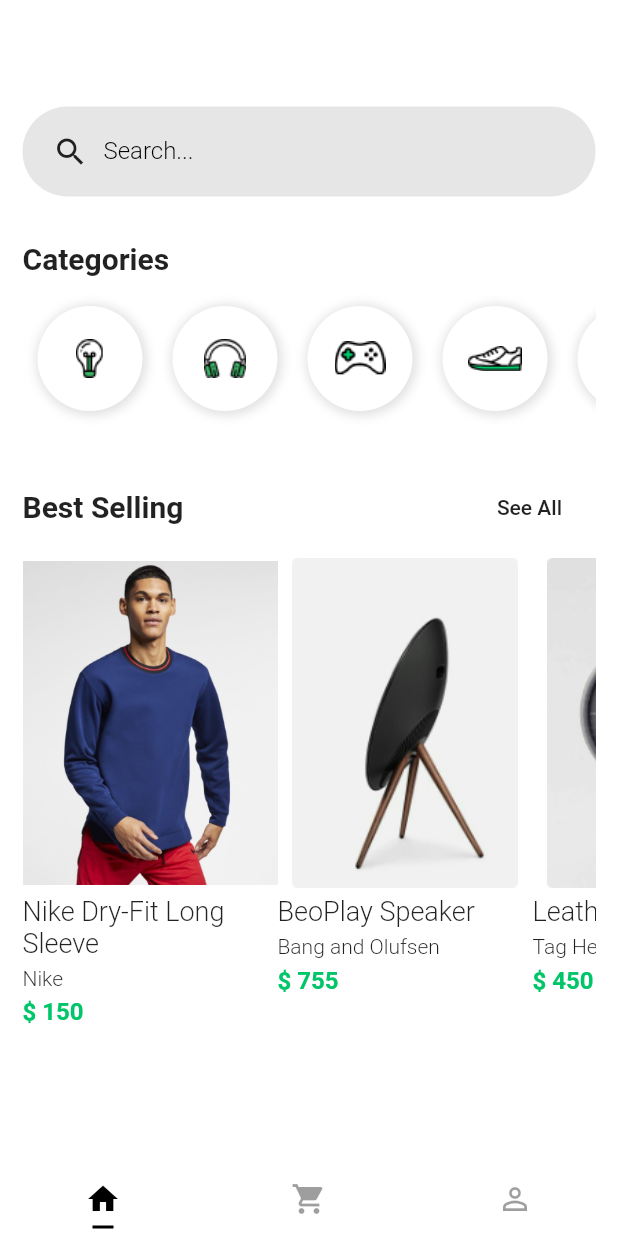
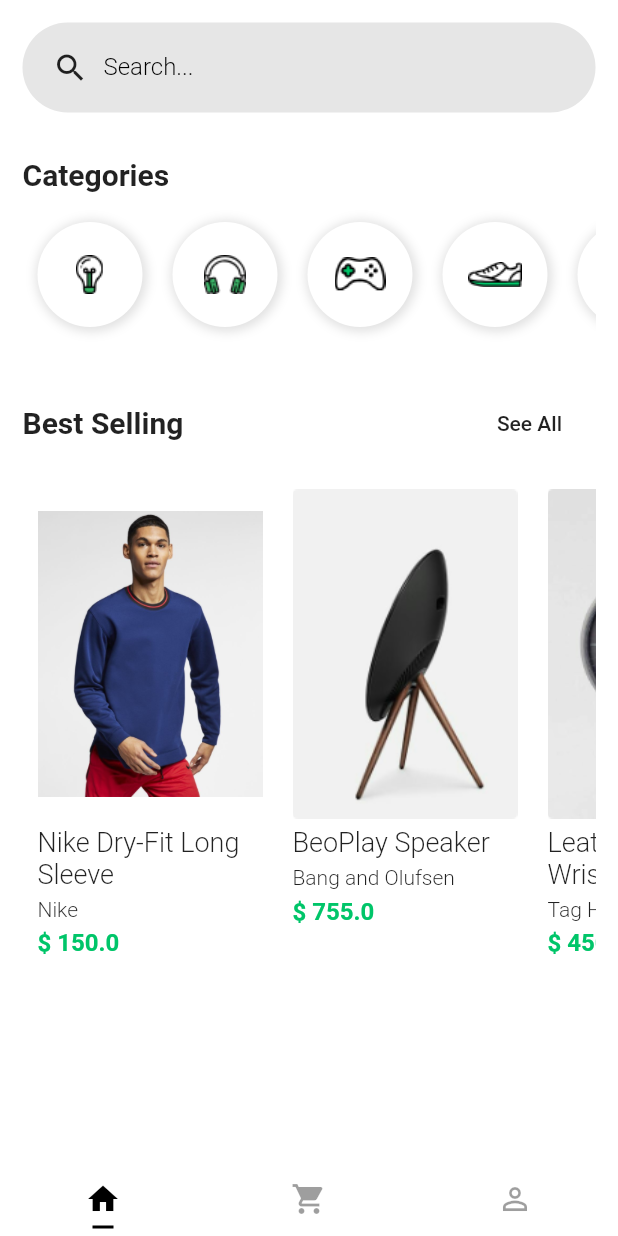
Before and after one commit to balta-io/7185, a Flutter app: the screen it shows after launch, on a phone screen of 412 x 824 dp. Run offline on Flutter 3.47's test engine with Material 2 defaults, Android fonts, the phone set to English and light mode, and no system bars; Roboto replaces fonts that are missing (Montserrat).

```diff
--- a/lib/pages/home.page.dart
+++ b/lib/pages/home.page.dart
@@ -1,38 +1,29 @@
 import 'package:flutter/material.dart';
-import 'package:shopping/pages/product.page.dart';
+import 'package:shopping/widgets/category/category-list.widget.dart';
+import 'package:shopping/widgets/product/product-list.widget.dart';
+import 'package:shopping/widgets/search-box.widget.dart';
+import 'package:shopping/widgets/text/h2.dart';
 
 class HomePage extends StatelessWidget {
   @override
   Widget build(BuildContext context) {
     return Scaffold(
-      appBar: AppBar(
-        elevation: 0.0,
-        backgroundColor: Colors.white.withOpacity(0),
-        leading: Text(""),
-      ),
       backgroundColor: Colors.white,
       body: Padding(
         padding: EdgeInsets.all(15),
         child: ListView(
-          // crossAxisAlignment: CrossAxisAlignment.start,
           children: <Widget>[
-            searchBox(),
+            SearchBox(),
             SizedBox(
               height: 30,
             ),
-            Text(
-              "Categories",
-              style: TextStyle(
-                fontSize: 20,
-                fontWeight: FontWeight.bold,
-              ),
-            ),
+            H2(text: "Categories"),
             SizedBox(
               height: 10,
             ),
             Container(
               height: 90,
-              child: categoryMenu(),
+              child: CategoryList(),
             ),
             SizedBox(
               height: 30,
@@ -40,13 +31,7 @@ class HomePage extends StatelessWidget {
             Row(
               mainAxisAlignment: MainAxisAlignment.spaceBetween,
               children: <Widget>[
-                Text(
-                  "Best Selling",
-                  style: TextStyle(
-                    fontSize: 20,
-                    fontWeight: FontWeight.bold,
-                  ),
-                ),
+                H2(text: "Best Selling"),
                 FlatButton(
                   child: Text("See All"),
                   onPressed: () => {},
@@ -58,7 +43,9 @@ class HomePage extends StatelessWidget {
             ),
             Container(
               height: 350,
-              child: productList(context),
+              child: ProductList(
+                scrollDirection: Axis.horizontal,
+              ),
             ),
           ],
         ),
@@ -66,161 +53,3 @@ class HomePage extends StatelessWidget {
     );
   }
 }
-
-Widget searchBox() {
-  return Container(
-    height: 60,
-    padding: EdgeInsets.only(
-      left: 20,
-    ),
-    decoration: BoxDecoration(
-      color: Color.fromRGBO(0, 0, 0, 0.1),
-      borderRadius: BorderRadius.all(
-        Radius.circular(128),
-      ),
-    ),
-    child: Row(
-      children: <Widget>[
-        Icon(Icons.search),
-        Container(
-          width: 300,
-          padding: EdgeInsets.only(left: 10),
-          child: TextFormField(
-            keyboardType: TextInputType.text,
-            decoration: InputDecoration(
-              border: InputBorder.none,
-              labelText: "Search...",
-              labelStyle: TextStyle(
-                color: Colors.black,
-                fontWeight: FontWeight.w300,
-                fontSize: 16,
-              ),
-            ),
-            style: TextStyle(
-              fontSize: 20,
-              color: Colors.black,
-            ),
-          ),
-        ),
-      ],
-    ),
-  );
-}
-
-Widget categoryMenu() {
-  return ListView(
-    scrollDirection: Axis.horizontal,
-    children: <Widget>[
-      categoryMenuItem("assets/Icon_Devices.png"),
-      categoryMenuItem("assets/Icon_Gadgets.png"),
-      categoryMenuItem("assets/Icon_Gaming.png"),
-      categoryMenuItem("assets/Icon_Mens_Shoe.png"),
-      categoryMenuItem("assets/Icon_Womens_Shoe.png"),
-    ],
-  );
-}
-
-Widget categoryMenuItem(String image) {
-  return Container(
-    width: 70,
-    height: 70,
-    margin: EdgeInsets.all(10),
-    padding: EdgeInsets.all(10),
-    decoration: BoxDecoration(
-      color: Colors.white,
-      boxShadow: [
-        new BoxShadow(
-          color: Colors.black12,
-          offset: new Offset(1, 1),
-          blurRadius: 5,
-          spreadRadius: 2,
-        )
-      ],
-      borderRadius: BorderRadius.all(
-        Radius.circular(64),
-      ),
-    ),
-    child: Image.asset(image),
-  );
-}
-
-Widget productList(context) {
-  return ListView(
-    scrollDirection: Axis.horizontal,
-    children: <Widget>[
-      productItem(context, "Nike Dry-Fit Long Sleeve", "Nike",
-          "assets/product-10.png", "150"),
-      productItem(context, "BeoPlay Speaker", "Bang and Olufsen",
-          "assets/product-1.png", "755"),
-      productItem(context, "Leather Wristwatch", "Tag Heuer",
-          "assets/product-2.png", "450"),
-      productItem(context, "Smart Bluetooth Speaker", "Google Inc.",
-          "assets/product-3.png", "900"),
-      productItem(context, "Smart Luggage", "Smart Inc.",
-          "assets/product-4.png", "1000"),
-    ],
-  );
-}
-
-Widget productItem(
-    context, String title, String desc, String image, String price) {
-  return Container(
-    width: 170,
-    child: Column(
-      crossAxisAlignment: CrossAxisAlignment.start,
-      children: <Widget>[
-        GestureDetector(
-          onTap: () => {
-                Navigator.push(
-                  context,
-                  MaterialPageRoute(
-                    builder: (context) => ProductPage(),
-                  ),
-                ),
-              },
-          child: Center(
-            child: Hero(
-              child: Image.asset(
-                image,
-                width: 170,
-                height: 220,
-              ),
-              tag: image,
-            ),
-          ),
-        ),
-        SizedBox(
-          height: 5,
-        ),
-        Text(
-          title,
-          style: TextStyle(
-            fontSize: 18,
-            fontWeight: FontWeight.w300,
-          ),
-        ),
-        SizedBox(
-          height: 5,
-        ),
-        Text(
-          desc,
-          style: TextStyle(
-            fontSize: 14,
-            fontWeight: FontWeight.w300,
-          ),
-        ),
-        SizedBox(
-          height: 5,
-        ),
-        Text(
-          "\$ $price",
-          style: TextStyle(
-            fontSize: 16,
-            fontWeight: FontWeight.bold,
-            color: Color(0xFF00C569),
-          ),
-        ),
-      ],
-    ),
-  );
-}
--- a/lib/themes/theme.dart
+++ b/lib/themes/theme.dart
@@ -15,7 +15,10 @@ ThemeData buildTheme() {
       ),
     ),
     buttonColor: Color(0xFF00C569),
-    // buttonTheme: ,
+    buttonTheme: ButtonThemeData(
+      height: 25,
+      buttonColor: Colors.deepPurple,
+    ),
     scaffoldBackgroundColor: backgroundColor,
     cardColor: Colors.white,
   );
--- /dev/null
+++ b/lib/widgets/category/category-item.widget.dart
@@ -0,0 +1,32 @@
+import 'package:flutter/material.dart';
+
+class CategoryItem extends StatelessWidget {
+  final String image;
+
+  CategoryItem({@required this.image});
+
+  @override
+  Widget build(BuildContext context) {
+    return Container(
+      width: 70,
+      height: 70,
+      margin: EdgeInsets.all(10),
+      padding: EdgeInsets.all(10),
+      decoration: BoxDecoration(
+        color: Colors.white,
+        boxShadow: [
+          new BoxShadow(
+            color: Colors.black12,
+            offset: new Offset(1, 1),
+            blurRadius: 5,
+            spreadRadius: 2,
+          )
+        ],
+        borderRadius: BorderRadius.all(
+          Radius.circular(64),
+        ),
+      ),
+      child: Image.asset(image),
+    );
+  }
+}
--- /dev/null
+++ b/lib/widgets/category/category-list.widget.dart
@@ -0,0 +1,19 @@
+import 'package:flutter/material.dart';
+
+import 'category-item.widget.dart';
+
+class CategoryList extends StatelessWidget {
+  @override
+  Widget build(BuildContext context) {
+    return ListView(
+      scrollDirection: Axis.horizontal,
+      children: <Widget>[
+        CategoryItem(image: "assets/Icon_Devices.png"),
+        CategoryItem(image: "assets/Icon_Gadgets.png"),
+        CategoryItem(image: "assets/Icon_Gaming.png"),
+        CategoryItem(image: "assets/Icon_Mens_Shoe.png"),
+        CategoryItem(image: "assets/Icon_Womens_Shoe.png"),
+      ],
+    );
+  }
+}
--- /dev/null
+++ b/lib/widgets/product/product-card.dart
@@ -0,0 +1,80 @@
+import 'package:flutter/material.dart';
+import 'package:shopping/pages/product.page.dart';
+
+class ProductCard extends StatelessWidget {
+  final String image;
+  final String title;
+  final String description;
+  final double price;
+
+  ProductCard({
+    @required this.image,
+    @required this.title,
+    @required this.description,
+    @required this.price,
+  });
+
+  @override
+  Widget build(BuildContext context) {
+    return Container(
+      padding: EdgeInsets.all(10),
+      width: 170,
+      child: Column(
+        crossAxisAlignment: CrossAxisAlignment.start,
+        children: <Widget>[
+          GestureDetector(
+            onTap: () {
+              Navigator.push(
+                context,
+                MaterialPageRoute(
+                  builder: (context) => ProductPage(),
+                ),
+              );
+            },
+            child: Center(
+              child: Hero(
+                child: Image.asset(
+                  image,
+                  width: 170,
+                  height: 220,
+                ),
+                tag: image,
+              ),
+            ),
+          ),
+          SizedBox(
+            height: 5,
+          ),
+          Text(
+            title,
+            style: TextStyle(
+              fontSize: 18,
+              fontWeight: FontWeight.w300,
+            ),
+          ),
+          SizedBox(
+            height: 5,
+          ),
+          Text(
+            description,
+            style: TextStyle(
+              fontSize: 14,
+              fontWeight: FontWeight.w300,
+            ),
+          ),
+          SizedBox(
+            height: 5,
+          ),
+          Text(
+            "\$ $price",
+            style: TextStyle(
+              fontSize: 16,
+              fontWeight: FontWeight.bold,
+              color: Color(0xFF00C569),
+            ),
+          ),
+        ],
+      ),
+    );
+  }
+}
--- /dev/null
+++ b/lib/widgets/product/product-list.widget.dart
@@ -0,0 +1,49 @@
+import 'package:flutter/material.dart';
+import 'package:flutter/rendering.dart';
+
+import 'product-card.dart';
+
+class ProductList extends StatelessWidget {
+  final Axis scrollDirection;
+
+  ProductList({@required this.scrollDirection});
+
+  @override
+  Widget build(BuildContext context) {
+    return ListView(
+      scrollDirection: scrollDirection,
+      children: <Widget>[
+        ProductCard(
+          title: "Nike Dry-Fit Long Sleeve",
+          description: "Nike",
+          image: "assets/product-10.png",
+          price: 150,
+        ),
+        ProductCard(
+          title: "BeoPlay Speaker",
+          description: "Bang and Olufsen",
+          image: "assets/product-1.png",
+          price: 755,
+        ),
+        ProductCard(
+          title: "Leather Wristwatch",
+          description: "Tag Heuer",
+          image: "assets/product-2.png",
+          price: 450,
+        ),
+        ProductCard(
+          title: "Smart Bluetooth Speaker",
+          description: "Google Inc.",
+          image: "assets/product-3.png",
+          price: 900,
+        ),
+        ProductCard(
+          title: "Smart Luggage",
+          description: "Smart Inc.",
+          image: "assets/product-4.png",
+          price: 1000,
+        ),
+      ],
+    );
+  }
+}
--- /dev/null
+++ b/lib/widgets/search-box.widget.dart
@@ -0,0 +1,44 @@
+import 'package:flutter/material.dart';
+
+class SearchBox extends StatelessWidget {
+  @override
+  Widget build(BuildContext context) {
+    return Container(
+      height: 60,
+      padding: EdgeInsets.only(
+        left: 20,
+      ),
+      decoration: BoxDecoration(
+        color: Color.fromRGBO(0, 0, 0, 0.1),
+        borderRadius: BorderRadius.all(
+          Radius.circular(128),
+        ),
+      ),
+      child: Row(
+        children: <Widget>[
+          Icon(Icons.search),
+          Container(
+            width: 300,
+            padding: EdgeInsets.only(left: 10),
+            child: TextFormField(
+              keyboardType: TextInputType.text,
+              decoration: InputDecoration(
+                border: InputBorder.none,
+                labelText: "Search...",
+                labelStyle: TextStyle(
+                  color: Colors.black,
+                  fontWeight: FontWeight.w300,
+                  fontSize: 16,
+                ),
+              ),
+              style: TextStyle(
+                fontSize: 20,
+                color: Colors.black,
+              ),
+            ),
+          ),
+        ],
+      ),
+    );
+  }
+}
--- /dev/null
+++ b/lib/widgets/text/h2.dart
@@ -0,0 +1,18 @@
+import 'package:flutter/material.dart';
+
+class H2 extends StatelessWidget {
+  final String text;
+
+  H2({@required this.text});
+
+  @override
+  Widget build(BuildContext context) {
+    return Text(
+      text,
+      style: TextStyle(
+        fontSize: 20,
+        fontWeight: FontWeight.bold,
+      ),
+    );
+  }
+}
```
Also changed, not shown: lib/pages/cart.page.dart (+5 -5 lines), lib/pages/login.page.dart (+13 -18 lines), lib/pages/style-guide.page.dart (added, +15 -0 lines), lib/widgets/text/h1.dart (added, +18 -0 lines), lib/pages/layouts.page.dart (added).
